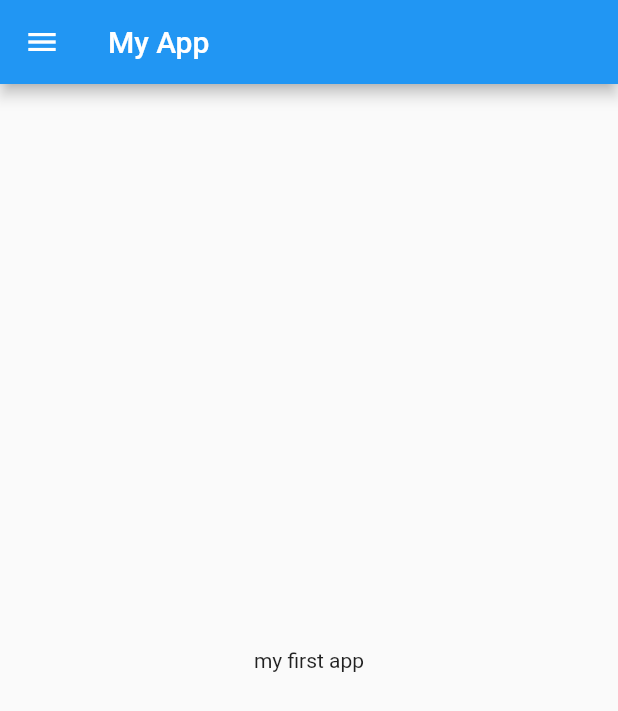
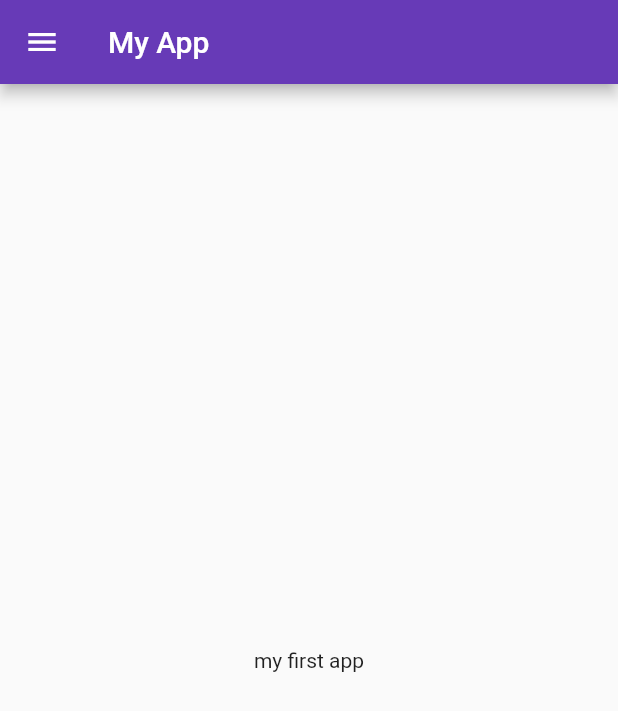
Before and after one commit to himanshugodara38/Learn_flutter, a Flutter app: the screen it shows after launch, on a phone screen of 412 x 824 dp. Shown: the top 711 px of the screen. Run offline on Flutter 3.47's test engine with Material 2 defaults, Android fonts, the phone set to English and light mode, and no system bars.

Commit message:
Day 3 complete

```diff
--- a/lib/main.dart
+++ b/lib/main.dart
@@ -1,4 +1,5 @@
 import 'package:first_app/home_page.dart';
+import 'package:first_app/log_in_page.dart';
 import 'package:flutter/material.dart';
 
 void main() => runApp(const MyApp());
@@ -9,7 +10,19 @@ class MyApp extends StatelessWidget {
   @override
   Widget build(BuildContext context) {
     return MaterialApp(
-      home: HomePage(),
+
+      themeMode: ThemeMode.light,
+      theme: ThemeData(primarySwatch: Colors.deepPurple),
+      darkTheme: ThemeData(
+        brightness: Brightness.dark
+
+      ),
+      initialRoute: "/home",
+      routes: {
+        "/": (context) => Log_in_page(),
+         "/home" :(context) => HomePage()
+
+      },
     );
   }
 }
```
Also changed, not shown: lib/log_in_page.dart (added, +20 -0 lines).
